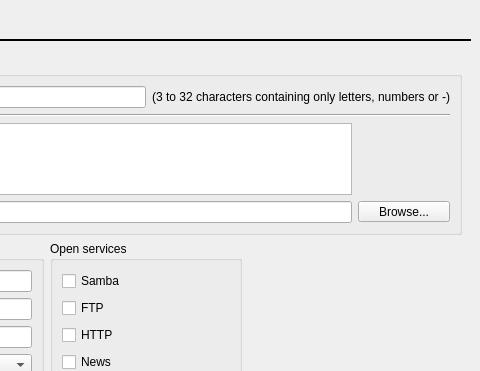
The window that core/rzxproperty.ui (Fruneau/qRezix) describes before a commit, drawn with Qt 5; both pictures show x 404 to 884 and y 0 to 371 of the 884 by 654 pixel window.
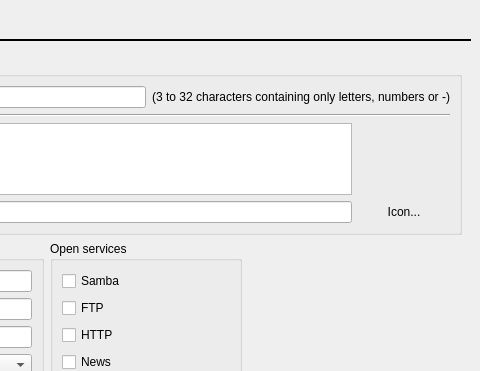
The same window after the commit. The open tabs and pages were chosen to show the change. Icons and pictures are not drawn. Custom widgets are drawn as their Qt base class.

Commit message: * Indique que le bouton de la premiÃšre page des props permet de choisir l'icÃŽne... * Affiche l'icÃŽne par dÃ©faut lorsqu'aucune n'est sÃ©lectionnÃ©e ==> Ã©vite d'avoir l'affichage d'un espace vide

```diff
--- a/core/rzxproperty.ui
+++ b/core/rzxproperty.ui
@@ -223,10 +223,13 @@
              </sizepolicy>
             </property>
             <property name="text" >
-             <string>Browse...</string>
+             <string>Icon...</string>
+            </property>
+            <property name="toolButtonStyle" >
+             <enum>Qt::ToolButtonTextBesideIcon</enum>
             </property>
             <property name="autoRaise" >
-             <bool>false</bool>
+             <bool>true</bool>
             </property>
            </widget>
           </item>
```
Left out of the diff: 2 changed lines with no effect on the pictures. The commit also changes 3 other files.
